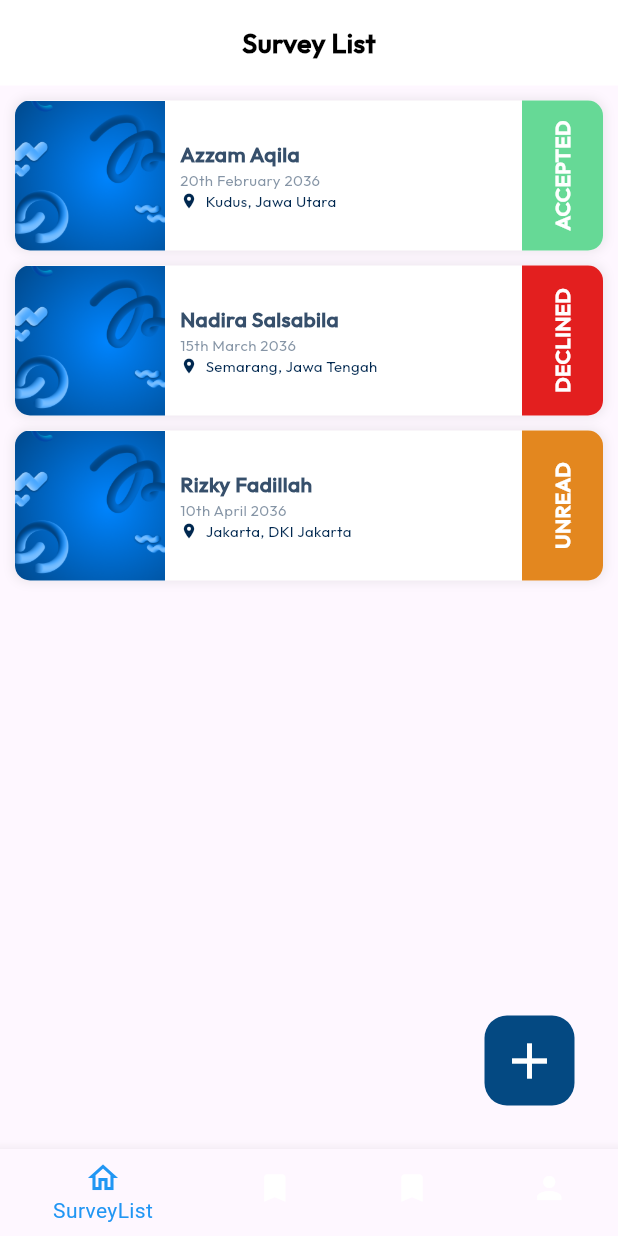
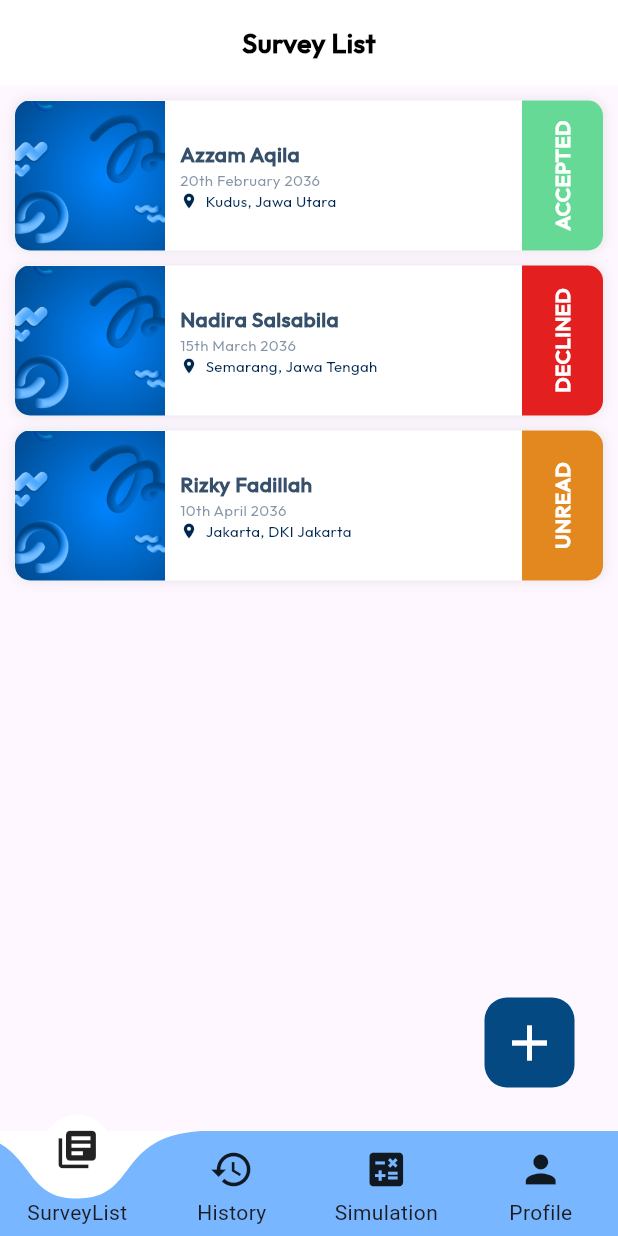
Before and after one commit to ITDEVKSPUK/loan-application-, a Flutter app: the DashboardPageEmployee screen opened by its route, on a phone screen of 412 x 824 dp. Run offline on Flutter 3.47's test engine with Material 3 defaults, Android fonts, the phone set to English and light mode, and no system bars; drawn by our look-alikes of curved_labeled_navigation_bar; our stand-ins replace dio, get, get_storage; accounts and stored records are empty.

Commit message:
Style : [BRI] Employee bottom navigation

```diff
--- a/lib/navigation/navbar/employee/dashboard_page_employee.dart
+++ b/lib/navigation/navbar/employee/dashboard_page_employee.dart
@@ -1,5 +1,8 @@
+import 'package:curved_labeled_navigation_bar/curved_navigation_bar.dart';
+import 'package:curved_labeled_navigation_bar/curved_navigation_bar_item.dart';
 import 'package:flutter/material.dart';
 import 'package:get/get.dart';
+import 'package:loan_apllication/core/theme/color.dart';
 import 'package:loan_apllication/navigation/controller/employee/controller_page_employe.dart';
 import 'package:loan_apllication/views/employee/History/history_employee.dart';
 import 'package:loan_apllication/views/employee/Home/home.dart';
@@ -24,34 +27,38 @@ class DashboardPageEmployee extends StatelessWidget {
     return Obx(() {
       return Scaffold(
           body: menus[dashboardController.selectedIndex.value],
-        bottomNavigationBar: BottomNavigationBar(
-          currentIndex: dashboardController.selectedIndex.value,
+          bottomNavigationBar: CurvedNavigationBar(
+            index: dashboardController.selectedIndex.value,
             onTap: (index) {
               dashboardController.selectedIndex.value = index;
             },
-          selectedItemColor: Colors.blue,
-          unselectedItemColor: const Color.fromARGB(255, 255, 255, 255),
-          backgroundColor: Colors.grey[850],
             items: const [
-            BottomNavigationBarItem(
-              icon: Icon(Icons.home_outlined),
-              label: "SurveyList",
+              CurvedNavigationBarItem(
+                child: Icon(
+                  Icons.library_books,
+                  size: 30,
                 ),
-            BottomNavigationBarItem(
-              icon: Icon(Icons.bookmark),
-              label: "History",
+                label: 'SurveyList',
               ),
-            BottomNavigationBarItem(
-              icon: Icon(Icons.bookmark),
-              label: "Simulation",
+              CurvedNavigationBarItem(
+                child: Icon(Icons.history, size: 30),
+                label: 'History',
               ),
-            BottomNavigationBarItem(
-              icon: Icon(Icons.person),
-              label: "Profile",
+              CurvedNavigationBarItem(
+                child: Icon(Icons.calculate, size: 30),
+                label: 'Simulation',
+              ),
+              CurvedNavigationBarItem(
+                child: Icon(Icons.person, size: 30),
+                label: 'Profile',
               ),
             ],
-        ),
-      );
+            color: AppColors.lightBlue,
+            buttonBackgroundColor: AppColors.pureWhite,
+            backgroundColor: AppColors.pureWhite,
+            animationCurve: Curves.easeInOut,
+            animationDuration: Duration(milliseconds: 600),
+          ));
     });
   }
 }
```
Lines whose indentation alone changed are shown as unchanged.
